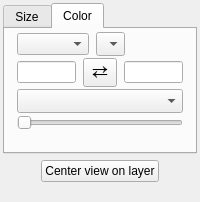
Old version of the form glue_wwt/viewer/table_style_editor.ui in the repository glue-viz/glue-wwt.
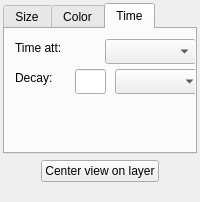
New version of the form. The open tabs and pages were chosen to show the change. Custom widgets are drawn as their Qt base class.

Commit message: Start exposing time attribute and decay functionality.

```diff
--- a/glue_wwt/viewer/table_style_editor.ui
+++ b/glue_wwt/viewer/table_style_editor.ui
@@ -358,6 +358,67 @@
        </item>
       </layout>
      </widget>
+     <widget class="QWidget" name="tab">
+      <attribute name="title">
+       <string>Time</string>
+      </attribute>
+      <widget class="QComboBox" name="combosel_time_att">
+       <property name="geometry">
+        <rect>
+         <x>100</x>
+         <y>10</y>
+         <width>91</width>
+         <height>25</height>
+        </rect>
+       </property>
+      </widget>
+      <widget class="QLabel" name="label_time_att">
+       <property name="geometry">
+        <rect>
+         <x>10</x>
+         <y>10</y>
+         <width>67</width>
+         <height>17</height>
+        </rect>
+       </property>
+       <property name="text">
+        <string>Time att:</string>
+       </property>
+      </widget>
+      <widget class="QLabel" name="label_time_decay">
+       <property name="geometry">
+        <rect>
+         <x>10</x>
+         <y>40</y>
+         <width>67</width>
+         <height>17</height>
+        </rect>
+       </property>
+       <property name="text">
+        <string>Decay:</string>
+       </property>
+      </widget>
+      <widget class="QLineEdit" name="valuetext_time_decay_value">
+       <property name="geometry">
+        <rect>
+         <x>70</x>
+         <y>40</y>
+         <width>31</width>
+         <height>25</height>
+        </rect>
+       </property>
+      </widget>
+      <widget class="QComboBox" name="combosel_time_decay_unit">
+       <property name="geometry">
+        <rect>
+         <x>110</x>
+         <y>40</y>
+         <width>86</width>
+         <height>25</height>
+        </rect>
+       </property>
+      </widget>
+     </widget>
     </widget>
    </item>
    <item>
```
The commit also changes 1 other file.
